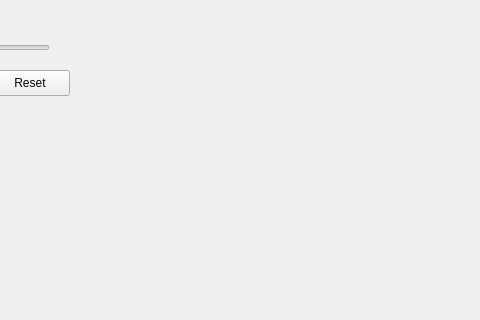
Qt form monitorcontrol_gui/ui/main_window.ui (golgor/monitorcontrol-gui) before a commit; both pictures show x 110 to 590 and y 0 to 320 of the 732 by 500 pixel window.
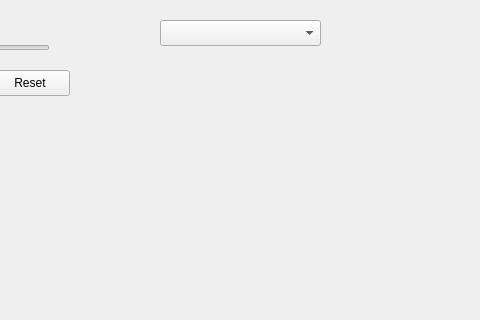
The same form after that commit.

Commit message: add combobox for monitors

```diff
--- a/monitorcontrol_gui/ui/main_window.ui
+++ b/monitorcontrol_gui/ui/main_window.ui
@@ -79,6 +79,22 @@
      </item>
     </layout>
    </widget>
+   <widget class="QComboBox" name="monitorComboBox">
+    <property name="geometry">
+     <rect>
+      <x>270</x>
+      <y>20</y>
+      <width>161</width>
+      <height>26</height>
+     </rect>
+    </property>
+    <property name="currentText">
+     <string/>
+    </property>
+    <property name="placeholderText">
+     <string>Monitors</string>
+    </property>
+   </widget>
   </widget>
   <widget class="QMenuBar" name="menubar">
    <property name="geometry">
```
The commit also changes 4 other files.
